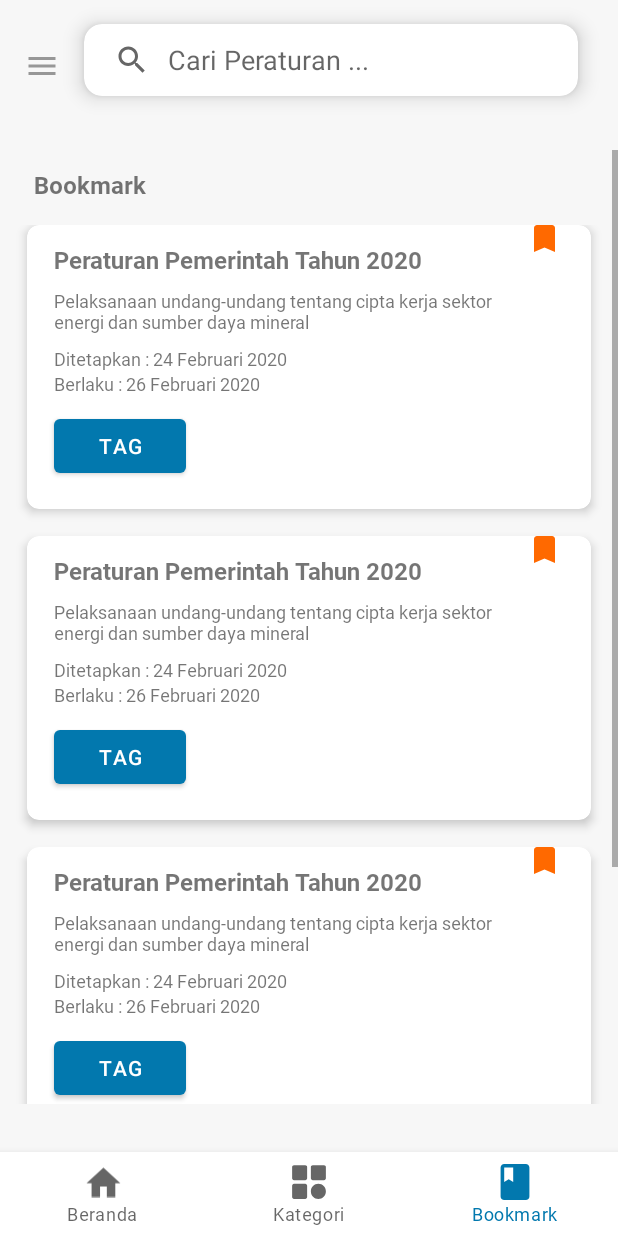
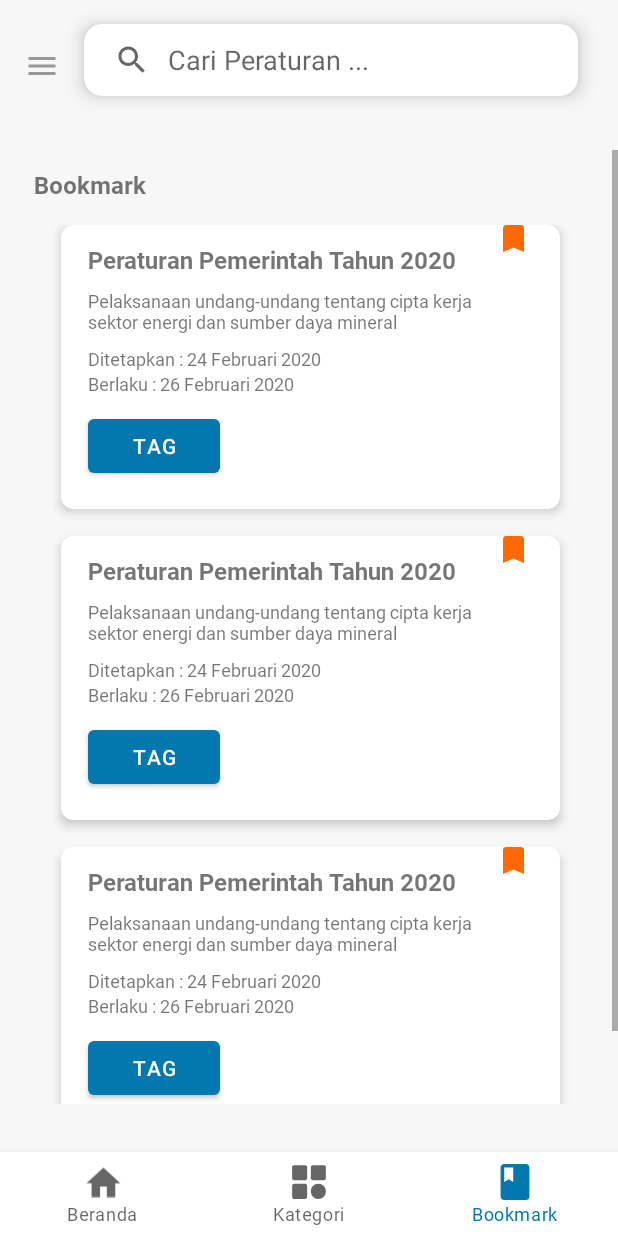
Before and after one commit to nadhifikbarw/adil-monorepo, an Android app: the BookmarkFragment screen opened through its navigation route, on a phone screen of 412 x 824 dp. Run offline under Robolectric (Android 15) with nearby library versions, the phone set to English and light mode, and no system bars; our stand-ins replace navigation-ui.

Commit message:
Landscape Bookmark & space for Landscape Bookmark + Categories

```diff
--- a/adil-android/adil/app/src/main/res/layout/fragment_bookmark.xml
+++ b/adil-android/adil/app/src/main/res/layout/fragment_bookmark.xml
@@ -8,7 +8,9 @@
 
     <androidx.constraintlayout.widget.ConstraintLayout
         android:layout_width="match_parent"
-        android:layout_height="wrap_content">
+        android:layout_height="wrap_content"
+        android:paddingBottom="40dp"
+        >
 
         <TextView
             android:id="@+id/tv_bookmark_fragment_title"
@@ -20,6 +22,20 @@
             android:textSize="16sp"
             app:layout_constraintStart_toStartOf="@+id/guideline6"
             app:layout_constraintTop_toTopOf="parent" />
+
+        <androidx.recyclerview.widget.RecyclerView
+            android:id="@+id/rv_list_bookmark"
+            android:layout_width="match_parent"
+            android:layout_height="wrap_content"
+            android:layout_marginTop="16dp"
+            android:overScrollMode="never"
+            app:layoutManager="androidx.recyclerview.widget.LinearLayoutManager"
+            app:layout_constrainedWidth="true"
+            app:layout_constraintEnd_toStartOf="@+id/guideline7"
+            app:layout_constraintStart_toStartOf="@+id/guideline6"
+            app:layout_constraintTop_toBottomOf="@id/tv_bookmark_fragment_title"
+            app:spanCount="3"
+            tools:listitem="@layout/item_list_bookmark" />
 
         <androidx.constraintlayout.widget.Guideline
             android:id="@+id/guideline6"
@@ -35,18 +51,7 @@
             android:orientation="vertical"
             app:layout_constraintGuide_end="21dp" />
 
-        <androidx.recyclerview.widget.RecyclerView
-            android:id="@+id/rv_list_bookmark"
-            app:spanCount="3"
-            tools:listitem="@layout/item_list_bookmark"
-            android:layout_width="match_parent"
-            android:layout_height="wrap_content"
-            android:layout_marginTop="16dp"
-            android:overScrollMode="never"
-            app:layoutManager="androidx.recyclerview.widget.LinearLayoutManager"
-            app:layout_constrainedWidth="true"
-            app:layout_constraintTop_toBottomOf="@id/tv_bookmark_fragment_title"
-            />
+
 
     </androidx.constraintlayout.widget.ConstraintLayout>
 
--- a/adil-android/adil/app/src/main/res/layout/fragment_category.xml
+++ b/adil-android/adil/app/src/main/res/layout/fragment_category.xml
@@ -8,7 +8,8 @@
 
     <androidx.constraintlayout.widget.ConstraintLayout
         android:layout_width="match_parent"
-        android:layout_height="wrap_content">
+        android:layout_height="wrap_content"
+        android:paddingBottom="40dp">
 
         <TextView
             android:id="@+id/tv_category_fragment_title"
--- a/adil-android/adil/app/src/main/res/layout/item_grid_category.xml
+++ b/adil-android/adil/app/src/main/res/layout/item_grid_category.xml
@@ -8,6 +8,7 @@
     app:cardElevation="5dp"
     app:cardCornerRadius="10dp"
     app:cardUseCompatPadding="true">
+
     <androidx.appcompat.widget.LinearLayoutCompat
         android:layout_width="match_parent"
         android:layout_height="match_parent"
--- a/adil-android/adil/app/src/main/res/layout/item_list_bookmark.xml
+++ b/adil-android/adil/app/src/main/res/layout/item_list_bookmark.xml
@@ -31,8 +31,11 @@
             android:layout_height="wrap_content"
             android:layout_marginTop="12dp"
             android:fontFamily="@font/roboto_bold"
-            android:text="Peraturan Pemerintah Tahun 2020"
+            android:text="Peraturan Pemerintah 2020"
+            app:layout_constraintHorizontal_bias="0.0"
             android:textSize="16sp"
+            app:layout_constrainedWidth="true"
+            app:layout_constraintEnd_toStartOf="@+id/guideline3"
             app:layout_constraintLeft_toLeftOf="parent"
             app:layout_constraintStart_toStartOf="@+id/guideline2"
             app:layout_constraintTop_toTopOf="parent" />
@@ -42,10 +45,11 @@
             android:layout_width="wrap_content"
             android:layout_height="wrap_content"
             android:layout_marginTop="8dp"
-            android:text="Pelaksanaan undang-undang tentang cipta kerja sektor energi "
+            android:text="Pelaksanaan undang-undangan Tentang biologi teknik nuklir dan lainnya"
             android:textSize="12sp"
             app:layout_constrainedWidth="true"
             app:layout_constraintEnd_toEndOf="@+id/guideline3"
+            app:layout_constraintHorizontal_bias="0.0"
             app:layout_constraintLeft_toLeftOf="parent"
             app:layout_constraintStart_toStartOf="@+id/guideline2"
             app:layout_constraintTop_toBottomOf="@id/tv_bookmark_title" />
```
